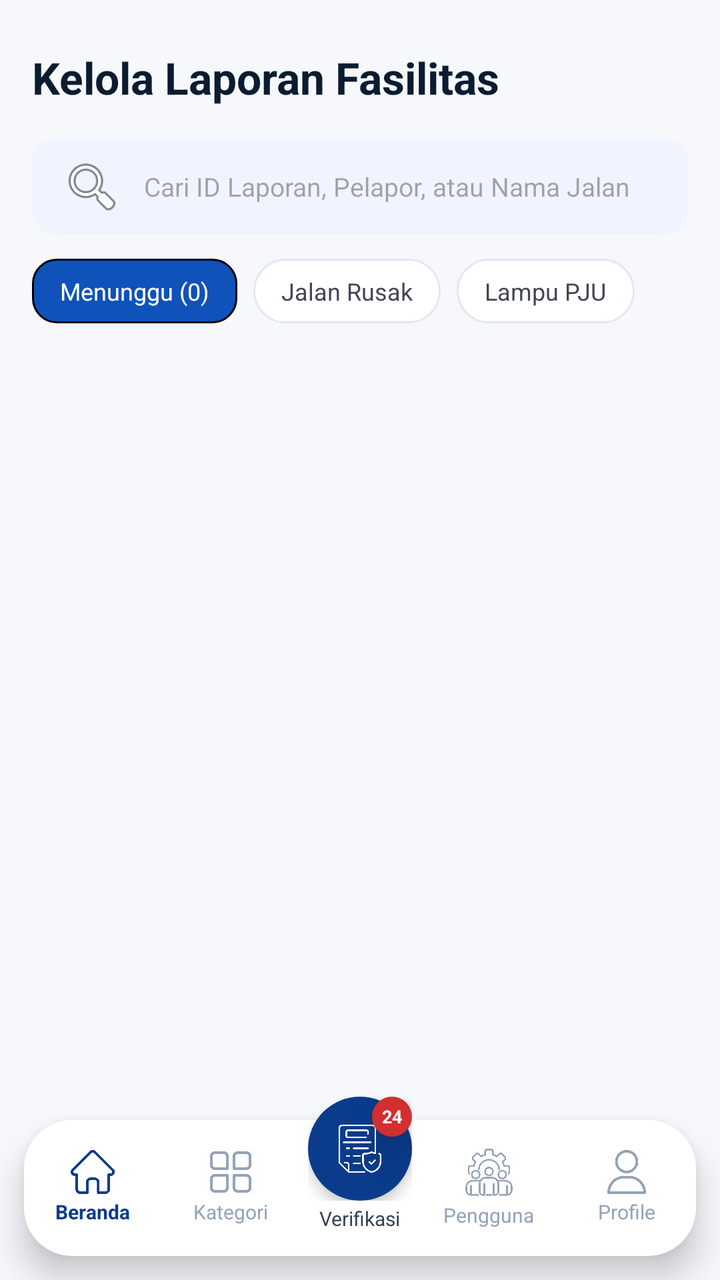
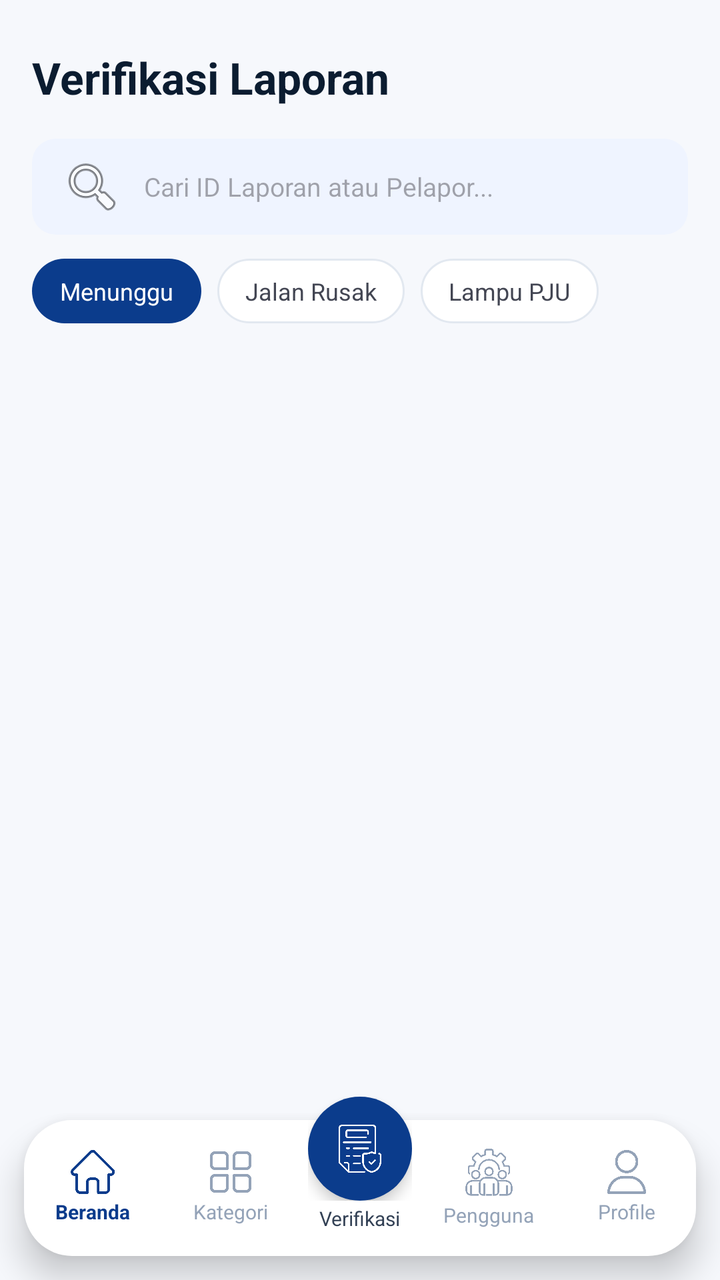

An Android layout rendered at two revisions. The XML below is the earlier revision; the diff shows what the commit changed to produce the second picture.
<!-- AndroidManifest.xml: application theme Theme.PinPoint -->
<!-- res/layout/activity_admin_verifikasi_laporan.xml -->
<?xml version="1.0" encoding="utf-8"?>
<RelativeLayout xmlns:android="http://schemas.android.com/apk/res/android"
    xmlns:app="http://schemas.android.com/apk/res-auto"
    android:layout_width="match_parent"
    android:layout_height="match_parent"
    android:background="#F6F8FC">

    <LinearLayout
        android:id="@+id/headerVerifContainer"
        android:layout_width="match_parent"
        android:layout_height="wrap_content"
        android:orientation="vertical"
        android:paddingHorizontal="16dp"
        android:paddingTop="24dp">

        <TextView
            android:layout_width="wrap_content"
            android:layout_height="wrap_content"
            android:text="Kelola Laporan Fasilitas"
            android:textColor="#0B1C30"
            android:textSize="22sp"
            android:textStyle="bold"
            android:layout_marginBottom="16dp" />

        
        <EditText
            android:id="@+id/etSearchReport"
            android:layout_width="match_parent"
            android:layout_height="48dp"
            android:background="@drawable/kolom_form"
            android:hint="Cari ID Laporan, Pelapor, atau Nama Jalan"
            android:drawableStart="@android:drawable/ic_menu_search"
            android:drawablePadding="10dp"
            android:paddingHorizontal="14dp"
            android:textSize="13sp"
            android:layout_marginBottom="12dp" />

        
        <HorizontalScrollView
            android:layout_width="match_parent"
            android:layout_height="wrap_content"
            android:scrollbars="none"
            android:layout_marginBottom="16dp">
            <LinearLayout
                android:layout_width="wrap_content"
                android:layout_height="wrap_content"
                android:orientation="horizontal">

                <TextView
                    android:id="@+id/chipPending"
                    android:layout_width="wrap_content"
                    android:layout_height="wrap_content"
                    android:background="@drawable/shape3"
                    android:paddingHorizontal="14dp"
                    android:paddingVertical="8dp"
                    android:text="Menunggu (0)"
                    android:textColor="#FFFFFF"
                    android:textSize="12sp"
                    android:layout_marginEnd="8dp" />

                <TextView
                    android:id="@+id/chipJalanRusak"
                    android:layout_width="wrap_content"
                    android:layout_height="wrap_content"
                    android:background="@drawable/bg_chip_white"
                    android:paddingHorizontal="14dp"
                    android:paddingVertical="8dp"
                    android:text="Jalan Rusak"
                    android:textColor="#434653"
                    android:textSize="12sp"
                    android:layout_marginEnd="8dp" />

                <TextView
                    android:id="@+id/chipLampuPju"
                    android:layout_width="wrap_content"
                    android:layout_height="wrap_content"
                    android:background="@drawable/bg_chip_white"
                    android:paddingHorizontal="14dp"
                    android:paddingVertical="8dp"
                    android:text="Lampu PJU"
                    android:textColor="#434653"
                    android:textSize="12sp" />
            </LinearLayout>
        </HorizontalScrollView>
    </LinearLayout>

    
    <androidx.recyclerview.widget.RecyclerView
        android:id="@+id/rvVerifReports"
        android:layout_width="match_parent"
        android:layout_height="match_parent"
        android:layout_below="@id/headerVerifContainer"
        android:layout_above="@id/bottomNavContainer"
        android:paddingHorizontal="16dp"
        android:clipToPadding="false" />

    
    <include
        android:id="@+id/bottomNavContainer"
        layout="@layout/layout_admin_bottom_nav"
        android:layout_width="match_parent"
        android:layout_height="96dp"
        android:layout_alignParentBottom="true" />

</RelativeLayout>
<!-- res/layout/layout_admin_bottom_nav.xml (included above) -->
<?xml version="1.0" encoding="utf-8"?>
<androidx.constraintlayout.widget.ConstraintLayout xmlns:android="http://schemas.android.com/apk/res/android"
    xmlns:app="http://schemas.android.com/apk/res-auto"
    android:id="@+id/bottomNavContainer"
    android:layout_width="match_parent"
    android:layout_height="104dp"
    android:clipChildren="false"
    android:clipToPadding="false"
    android:paddingStart="12dp"
    android:paddingEnd="12dp">

    
    <View
        android:layout_width="0dp"
        android:layout_height="68dp"
        android:background="@drawable/bg_navbar"
        android:elevation="10dp"
        app:layout_constraintBottom_toBottomOf="parent"
        app:layout_constraintLeft_toLeftOf="parent"
        app:layout_constraintRight_toRightOf="parent"
        android:layout_marginBottom="12dp" />

    
    <LinearLayout
        android:id="@+id/navHome"
        android:layout_width="0dp"
        android:layout_height="68dp"
        android:gravity="center"
        android:clickable="true"
        android:focusable="true"
        android:orientation="vertical"
        android:elevation="12dp"
        app:layout_constraintBottom_toBottomOf="parent"
        app:layout_constraintLeft_toLeftOf="parent"
        app:layout_constraintRight_toLeftOf="@id/navCategory"
        app:layout_constraintHorizontal_weight="1"
        android:layout_marginBottom="12dp">

        <ImageView
            android:id="@+id/ivNavHome"
            android:layout_width="22dp"
            android:layout_height="22dp"
            android:src="@drawable/home"
            app:tint="#0B3C8C" />

        <TextView
            android:id="@+id/tvNavHome"
            android:layout_width="wrap_content"
            android:layout_height="wrap_content"
            android:layout_marginTop="2dp"
            android:text="Beranda"
            android:textColor="#0B3C8C"
            android:textSize="10sp"
            android:textStyle="bold" />
    </LinearLayout>

    
    <LinearLayout
        android:id="@+id/navCategory"
        android:layout_width="0dp"
        android:layout_height="68dp"
        android:gravity="center"
        android:clickable="true"
        android:focusable="true"
        android:orientation="vertical"
        android:elevation="12dp"
        app:layout_constraintBottom_toBottomOf="parent"
        app:layout_constraintLeft_toRightOf="@id/navHome"
        app:layout_constraintRight_toLeftOf="@id/guidelineCenter"
        app:layout_constraintHorizontal_weight="1"
        android:layout_marginBottom="12dp"
        android:layout_marginEnd="30dp">

        <ImageView
            android:id="@+id/ivNavCategory"
            android:layout_width="22dp"
            android:layout_height="22dp"
            android:src="@drawable/category"
            app:tint="#94A3B8" />

        <TextView
            android:id="@+id/tvNavCategory"
            android:layout_width="wrap_content"
            android:layout_height="wrap_content"
            android:layout_marginTop="2dp"
            android:text="Kategori"
            android:textColor="#94A3B8"
            android:textSize="10sp" />
    </LinearLayout>

    
    <androidx.constraintlayout.widget.Guideline
        android:id="@+id/guidelineCenter"
        android:layout_width="wrap_content"
        android:layout_height="wrap_content"
        android:orientation="vertical"
        app:layout_constraintGuide_percent="0.5" />

    
    <LinearLayout
        android:id="@+id/navAccount"
        android:layout_width="0dp"
        android:layout_height="68dp"
        android:gravity="center"
        android:clickable="true"
        android:focusable="true"
        android:orientation="vertical"
        android:elevation="12dp"
        app:layout_constraintBottom_toBottomOf="parent"
        app:layout_constraintLeft_toRightOf="@id/guidelineCenter"
        app:layout_constraintRight_toLeftOf="@id/navProfile"
        app:layout_constraintHorizontal_weight="1"
        android:layout_marginBottom="12dp"
        android:layout_marginStart="30dp">

        <ImageView
            android:id="@+id/ivNavAccount"
            android:layout_width="25dp"
            android:layout_height="25dp"
            android:src="@drawable/user_manage"
            app:tint="#94A3B8" />

        <TextView
            android:id="@+id/tvNavAccount"
            android:layout_width="wrap_content"
            android:layout_height="wrap_content"
            android:layout_marginTop="2dp"
            android:text="Pengguna"
            android:textColor="#94A3B8"
            android:textSize="10sp" />
    </LinearLayout>

    
    <LinearLayout
        android:id="@+id/navProfile"
        android:layout_width="0dp"
        android:layout_height="68dp"
        android:gravity="center"
        android:clickable="true"
        android:focusable="true"
        android:orientation="vertical"
        android:elevation="12dp"
        app:layout_constraintBottom_toBottomOf="parent"
        app:layout_constraintLeft_toRightOf="@id/navAccount"
        app:layout_constraintRight_toRightOf="parent"
        app:layout_constraintHorizontal_weight="1"
        android:layout_marginBottom="12dp">

        <ImageView
            android:id="@+id/ivNavProfile"
            android:layout_width="22dp"
            android:layout_height="22dp"
            android:src="@drawable/user"
            app:tint="#94A3B8" />

        <TextView
            android:id="@+id/tvNavProfile"
            android:layout_width="wrap_content"
            android:layout_height="wrap_content"
            android:layout_marginTop="2dp"
            android:text="Profile"
            android:textColor="#94A3B8"
            android:textSize="10sp" />
    </LinearLayout>

    
    <LinearLayout
        android:id="@+id/navVerifyCenter"
        android:layout_width="wrap_content"
        android:layout_height="wrap_content"
        android:clickable="true"
        android:focusable="true"
        android:gravity="center"
        android:orientation="vertical"
        android:elevation="15dp"
        app:layout_constraintLeft_toLeftOf="parent"
        app:layout_constraintRight_toRightOf="parent"
        app:layout_constraintBottom_toBottomOf="parent"
        android:layout_marginBottom="24dp"> 

        
        <RelativeLayout
            android:layout_width="52dp"
            android:layout_height="52dp"
            android:clipChildren="false"
            android:clipToPadding="false">

            
            <LinearLayout
                android:layout_width="55dp"
                android:layout_height="55dp"
                android:layout_centerInParent="true"
                android:background="@drawable/bg_circle_blue_btn"
                android:elevation="4dp"
                android:gravity="center">

                <ImageView
                    android:layout_width="24dp"
                    android:layout_height="24dp"
                    android:src="@drawable/verif"
                    app:tint="#FFFFFF" />
            </LinearLayout>

            
            <TextView
                android:id="@+id/tvNavBadgeCount"
                android:layout_width="20dp"
                android:layout_height="20dp"
                android:layout_alignParentEnd="true"
                android:layout_alignParentTop="true"
                android:background="@drawable/bg_badge_red_circle"
                android:elevation="8dp"
                android:gravity="center"
                android:text="24"
                android:textColor="#FFFFFF"
                android:textSize="9sp"
                android:textStyle="bold" />
        </RelativeLayout>

        
        <TextView
            android:id="@+id/tvNavVerify"
            android:layout_width="wrap_content"
            android:layout_height="wrap_content"
            android:layout_marginTop="2dp"
            android:text="Verifikasi"
            android:textColor="#334155"
            android:textSize="10sp" />
    </LinearLayout>

</androidx.constraintlayout.widget.ConstraintLayout>
<!-- resources referenced by this layout -->
<resources>
  <!-- drawable bg_badge_red_circle (drawable) -->
  <?xml version="1.0" encoding="utf-8"?>
  <shape xmlns:android="http://schemas.android.com/apk/res/android"
      android:shape="oval">
      <solid android:color="#D32F2F" />
  </shape>
  <!-- drawable bg_chip_white (drawable) -->
  <?xml version="1.0" encoding="utf-8"?>
  <shape xmlns:android="http://schemas.android.com/apk/res/android">
      <solid android:color="#FFFFFF" />
      <corners android:radius="20dp" />
      <stroke android:width="1dp" android:color="#E2E8F0" />
  </shape>
  <!-- drawable bg_circle_blue_btn (drawable) -->
  <?xml version="1.0" encoding="utf-8"?>
  <shape xmlns:android="http://schemas.android.com/apk/res/android"
      android:shape="oval">
      <solid android:color="#0B3C8C" />
  </shape>
  <!-- drawable bg_navbar (drawable) -->
  <?xml version="1.0" encoding="utf-8"?>
  <shape xmlns:android="http://schemas.android.com/apk/res/android"
      android:shape="rectangle">
      <solid android:color="#FFFFFF" />
      <corners
          android:topLeftRadius="24dp"
          android:topRightRadius="24dp"
          android:bottomLeftRadius="24dp"
          android:bottomRightRadius="24dp" />
  </shape>
  <!-- drawable category: png bitmap (drawable, 8234 bytes) -->
  <!-- drawable home: png bitmap (drawable, 8020 bytes) -->
  <!-- drawable kolom_form (drawable) -->
  <?xml version="1.0" encoding="UTF-8"?>
  <shape
      xmlns:android="http://schemas.android.com/apk/res/android">
      <solid
          android:color="#EFF4FF"
          />
      <corners
          android:radius="12dp"
          />
  </shape>
  <!-- drawable shape3 (drawable) -->
  <?xml version="1.0" encoding="UTF-8"?>
  <shape
      xmlns:android="http://schemas.android.com/apk/res/android">
      <solid
          android:color="#0F52BA"
          />
      <stroke
          android:color="#000000"
          android:width="1dp"
          />
      <corners
          android:radius="12dp"
          />
  </shape>
  <!-- drawable user: png bitmap (drawable, 12623 bytes) -->
  <!-- drawable user_manage: png bitmap (drawable, 19656 bytes) -->
  <!-- drawable verif: png bitmap (drawable, 12368 bytes) -->
  <style name="Theme.PinPoint" parent="Base.Theme.PinPoint" />
  <style name="Base.Theme.PinPoint" parent="Theme.Material3.DayNight.NoActionBar">
          
          
      </style>
</resources>

<!-- the commit's change to res/layout/activity_admin_verifikasi_laporan.xml (unified diff, before → after) -->
@@ -5,59 +5,68 @@
     android:layout_height="match_parent"
     android:background="#F6F8FC">
 
-    <LinearLayout
-        android:id="@+id/headerVerifContainer"
+    
+    <include
+        android:id="@+id/bottomNavContainer"
+        layout="@layout/layout_admin_bottom_nav"
         android:layout_width="match_parent"
+        android:layout_height="96dp"
+        android:layout_alignParentBottom="true" />
+
+    
+    <LinearLayout
+        android:id="@+id/headerContainer"
+        android:layout_width="match_parent"
         android:layout_height="wrap_content"
         android:orientation="vertical"
         android:paddingHorizontal="16dp"
-        android:paddingTop="24dp">
-
-        <TextView
-            android:layout_width="wrap_content"
-            android:layout_height="wrap_content"
-            android:text="Kelola Laporan Fasilitas"
+        android:paddingTop="24dp"
+        android:background="#F6F8FC">
+
+        <TextView
+            android:layout_width="wrap_content"
+            android:layout_height="wrap_content"
+            android:text="Verifikasi Laporan"
             android:textColor="#0B1C30"
             android:textSize="22sp"
             android:textStyle="bold"
             android:layout_marginBottom="16dp" />
 
-        
         <EditText
             android:id="@+id/etSearchReport"
             android:layout_width="match_parent"
             android:layout_height="48dp"
             android:background="@drawable/kolom_form"
-            android:hint="Cari ID Laporan, Pelapor, atau Nama Jalan"
+            android:hint="Cari ID Laporan atau Pelapor..."
             android:drawableStart="@android:drawable/ic_menu_search"
             android:drawablePadding="10dp"
             android:paddingHorizontal="14dp"
             android:textSize="13sp"
             android:layout_marginBottom="12dp" />
 
-        
         <HorizontalScrollView
             android:layout_width="match_parent"
             android:layout_height="wrap_content"
             android:scrollbars="none"
             android:layout_marginBottom="16dp">
             <LinearLayout
+                android:id="@+id/llVerifCategoryChips"
                 android:layout_width="wrap_content"
                 android:layout_height="wrap_content"
                 android:orientation="horizontal">
-
                 <TextView
                     android:id="@+id/chipPending"
                     android:layout_width="wrap_content"
                     android:layout_height="wrap_content"
-                    android:background="@drawable/shape3"
+                    android:background="@drawable/bg_chip_blue_active"
                     android:paddingHorizontal="14dp"
                     android:paddingVertical="8dp"
-                    android:text="Menunggu (0)"
+                    android:text="Menunggu"
                     android:textColor="#FFFFFF"
                     android:textSize="12sp"
-                    android:layout_marginEnd="8dp" />
-
+                    android:layout_marginEnd="8dp"
+                    android:clickable="true"
+                    android:focusable="true" />
                 <TextView
                     android:id="@+id/chipJalanRusak"
                     android:layout_width="wrap_content"
@@ -68,8 +77,9 @@
                     android:text="Jalan Rusak"
                     android:textColor="#434653"
                     android:textSize="12sp"
-                    android:layout_marginEnd="8dp" />
-
+                    android:layout_marginEnd="8dp"
+                    android:clickable="true"
+                    android:focusable="true" />
                 <TextView
                     android:id="@+id/chipLampuPju"
                     android:layout_width="wrap_content"
@@ -79,28 +89,33 @@
                     android:paddingVertical="8dp"
                     android:text="Lampu PJU"
                     android:textColor="#434653"
-                    android:textSize="12sp" />
+                    android:textSize="12sp"
+                    android:clickable="true"
+                    android:focusable="true" />
             </LinearLayout>
         </HorizontalScrollView>
     </LinearLayout>
+
+    
+    <include
+        android:id="@+id/layoutEmptyState"
+        layout="@layout/item_empty_state"
+        android:layout_width="match_parent"
+        android:layout_height="wrap_content"
+        android:layout_centerInParent="true"
+        android:visibility="gone" />
 
     
     <androidx.recyclerview.widget.RecyclerView
         android:id="@+id/rvVerifReports"
         android:layout_width="match_parent"
         android:layout_height="match_parent"
-        android:layout_below="@id/headerVerifContainer"
+        android:layout_below="@id/headerContainer"
         android:layout_above="@id/bottomNavContainer"
         android:paddingHorizontal="16dp"
-        android:clipToPadding="false" />
-
-    
-    <include
-        android:id="@+id/bottomNavContainer"
-        layout="@layout/layout_admin_bottom_nav"
-        android:layout_width="match_parent"
-        android:layout_height="96dp"
-        android:layout_alignParentBottom="true" />
+        android:clipToPadding="false"
+        android:paddingBottom="20dp"
+        android:scrollbars="vertical" />
 
 </RelativeLayout>
 <!-- res/layout/layout_admin_bottom_nav.xml (included above) -->
@@ -320,7 +335,8 @@
                 android:text="24"
                 android:textColor="#FFFFFF"
                 android:textSize="9sp"
-                android:textStyle="bold" />
+                android:textStyle="bold"
+                android:visibility="gone" />
         </RelativeLayout>
 
         
@@ -335,3 +351,38 @@
     </LinearLayout>
 
 </androidx.constraintlayout.widget.ConstraintLayout>
+<!-- res/layout/item_empty_state.xml (included above) -->
+<?xml version="1.0" encoding="utf-8"?>
+<LinearLayout xmlns:android="http://schemas.android.com/apk/res/android"
+    android:layout_width="match_parent"
+    android:layout_height="wrap_content"
+    android:orientation="vertical"
+    android:gravity="center"
+    android:padding="32dp">
+
+    <ImageView
+        android:layout_width="64dp"
+        android:layout_height="64dp"
+        android:src="@android:drawable/ic_menu_today"
+        android:alpha="0.3"
+        android:layout_marginBottom="12dp" />
+
+    <TextView
+        android:id="@+id/tvEmptyTitle"
+        android:layout_width="wrap_content"
+        android:layout_height="wrap_content"
+        android:text="Belum Ada Data Laporan"
+        android:textColor="#0B1C30"
+        android:textSize="14sp"
+        android:textStyle="bold"
+        android:layout_marginBottom="4dp" />
+
+    <TextView
+        android:id="@+id/tvEmptySubtitle"
+        android:layout_width="wrap_content"
+        android:layout_height="wrap_content"
+        android:text="Data akan muncul secara otomatis saat laporan masyarakat masuk."
+        android:textColor="#64748B"
+        android:textSize="12sp"
+        android:gravity="center" />
+</LinearLayout>
<!-- resource entries referenced after the edit -->
@@ -5,6 +5,13 @@
   <shape xmlns:android="http://schemas.android.com/apk/res/android"
       android:shape="oval">
       <solid android:color="#D32F2F" />
+  </shape>
+  <!-- drawable bg_chip_blue_active (drawable) -->
+  <?xml version="1.0" encoding="utf-8"?>
+  <shape xmlns:android="http://schemas.android.com/apk/res/android"
+      android:shape="rectangle">
+      <solid android:color="#0B3C8C" />
+      <corners android:radius="20dp" />
   </shape>
   <!-- drawable bg_chip_white (drawable) -->
   <?xml version="1.0" encoding="utf-8"?>
@@ -43,21 +50,6 @@
           android:radius="12dp"
           />
   </shape>
-  <!-- drawable shape3 (drawable) -->
-  <?xml version="1.0" encoding="UTF-8"?>
-  <shape
-      xmlns:android="http://schemas.android.com/apk/res/android">
-      <solid
-          android:color="#0F52BA"
-          />
-      <stroke
-          android:color="#000000"
-          android:width="1dp"
-          />
-      <corners
-          android:radius="12dp"
-          />
-  </shape>
   <!-- drawable user: png bitmap (drawable, 12623 bytes) -->
   <!-- drawable user_manage: png bitmap (drawable, 19656 bytes) -->
   <!-- drawable verif: png bitmap (drawable, 12368 bytes) -->
